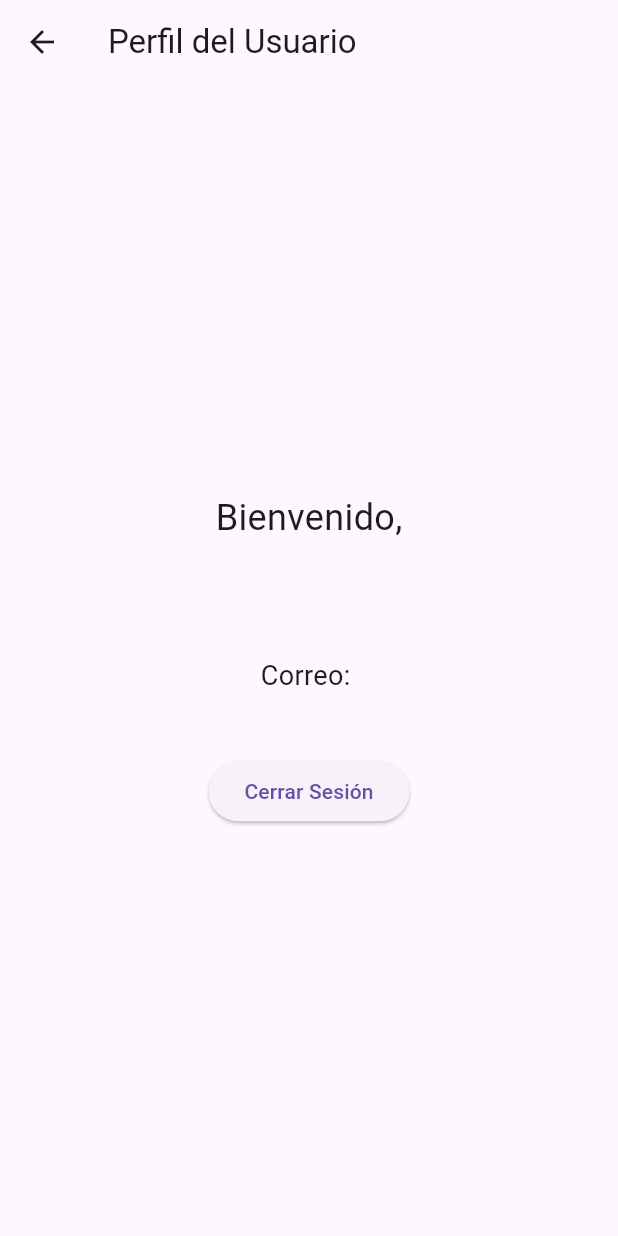
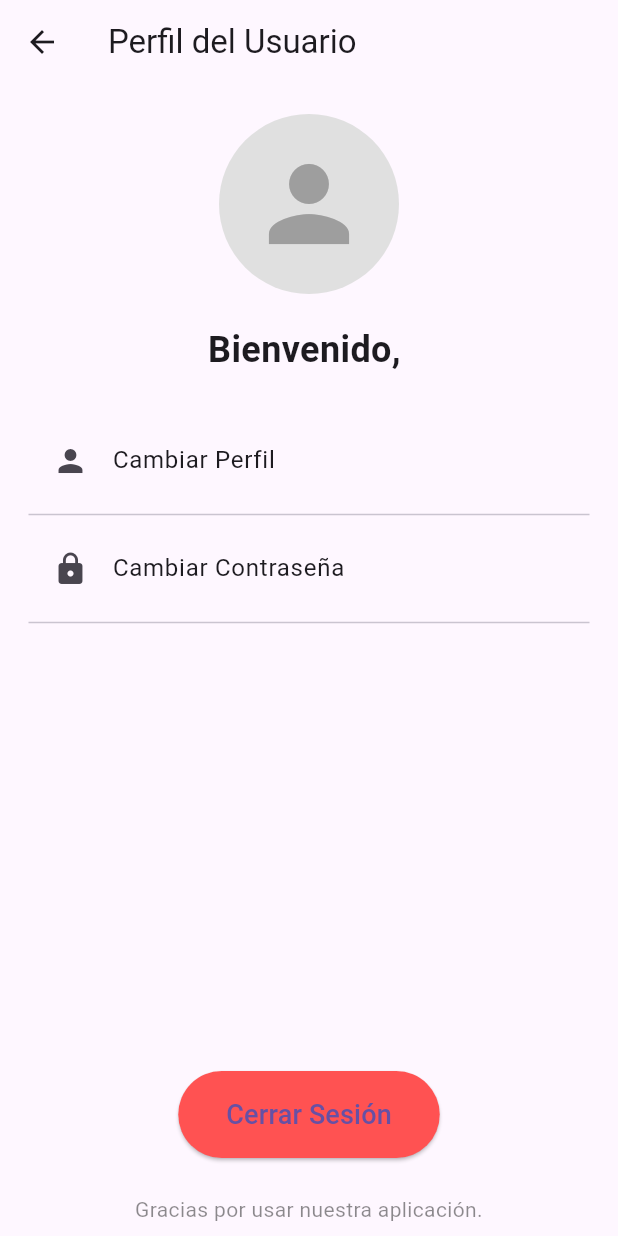
Before and after one commit to eleBlue7/proyecto-titulo, a Flutter app: the UserProfileScreen screen opened directly, on a phone screen of 412 x 824 dp. Run offline on Flutter 3.47's test engine with Material 3 defaults, Android fonts, the light colour scheme and no system bars; our stand-ins replace avatar_glow, cloud_firestore, firebase_auth, firebase_core, image_picker, permission_handler and 1 more; accounts and stored records are empty.

Commit message:
19- Se modifica la vista de perfil con mas funciones y se añaden dependencias

```diff
--- a/lib/Perfil/perfil.dart
+++ b/lib/Perfil/perfil.dart
@@ -1,61 +1,173 @@
+import 'dart:io'; // Importa para usar File
 import 'package:firebase_auth/firebase_auth.dart';
 import 'package:flutter/material.dart';
-
+import 'package:image_picker/image_picker.dart';
+import 'package:supcalculadora/Perfil/change_password.dart';
+import 'package:supcalculadora/Perfil/change_profile.dart';
 import 'package:supcalculadora/logins-registros/login_screen.dart';
 
-// Asegúrate de importar la pantalla de inicio de sesión
-
-class UserProfileScreen extends StatelessWidget {
+class UserProfileScreen extends StatefulWidget {
   const UserProfileScreen({super.key});
 
   @override
+  _UserProfileScreenState createState() => _UserProfileScreenState();
+}
+
+class _UserProfileScreenState extends State<UserProfileScreen> {
+  final ImagePicker _picker = ImagePicker();
+  User? user;
+  XFile? _imageFile;
+
+  @override
+  void initState() {
+    super.initState();
+    // Obtener el usuario actual
+    user = FirebaseAuth.instance.currentUser;
+  }
+
+  Future<void> _pickImage() async {
+    final XFile? pickedFile = await _picker.pickImage(source: ImageSource.gallery);
+    if (pickedFile != null) {
+      setState(() {
+        _imageFile = pickedFile; // Actualizar la imagen seleccionada
+      });
+      // Aquí puedes agregar la lógica para subir la imagen a Firebase Storage si es necesario
+    }
+  }
+
+  @override
   Widget build(BuildContext context) {
-    // Obtener el usuario actual
-    User? user = FirebaseAuth.instance.currentUser;
-
     return Scaffold(
       appBar: AppBar(
         title: const Text("Perfil del Usuario"),
       ),
-      body: Center(
-        child: user != null
+      body: user != null
           ? Column(
-                mainAxisAlignment: MainAxisAlignment.center,
               children: [
-                  const Text(
-                    "Bienvenido,",
-                    style: TextStyle(fontSize: 24),
+                const SizedBox(height: 20),
+
+                // Marco para la foto de perfil
+                Center(
+                  child: GestureDetector(
+                    onTap: _pickImage, // Permitir selección de imagen al tocar
+                    child: CircleAvatar(
+                      radius: 60, // Tamaño del círculo
+                      backgroundColor: Colors.grey.shade300, // Color del marco
+                      child: ClipOval(
+                        child: _imageFile != null
+                            ? Image.file(
+                                File(_imageFile!.path),
+                                fit: BoxFit.cover,
+                                width: 120,
+                                height: 120,
+                              )
+                            : (user!.photoURL != null
+                                ? Image.network(
+                                    user!.photoURL!,
+                                    fit: BoxFit.cover,
+                                    width: 120,
+                                    height: 120,
+                                  )
+                                : const Icon(
+                                    Icons.person,
+                                    size: 80,
+                                    color: Colors.grey, // Color del ícono predeterminado
+                                  )),
+                      ),
+                    ),
+                  ),
+                ),
+                const SizedBox(height: 20),
+
+                // Mostrar los detalles del usuario
+                Text(
+                  "Bienvenido, ${user!.displayName ?? "Usuario sin nombre"}",
+                  style: const TextStyle(
+                      fontSize: 24, fontWeight: FontWeight.bold),
                 ),
                 const SizedBox(height: 10),
-                  Text(
-                    user.displayName ?? "Usuario sin nombre", // Mostrar el nombre o un mensaje si no tiene nombre
-                    style: const TextStyle(
-                        fontSize: 32, fontWeight: FontWeight.bold),
+
+                // Lista de opciones del perfil
+                Expanded(
+                  child: ListView(
+                    padding: const EdgeInsets.all(19),
+                    children: [
+                      ListTile(
+                        leading: const Icon(Icons.person),
+                        title: const Text('Cambiar Perfil'),
+                        onTap: () {
+                          Navigator.push(
+                            context,
+                            MaterialPageRoute(
+                              builder: (context) => const ChangeProfile(),
                             ),
-                  const SizedBox(height: 20),
-                  Text(
-                    "Correo: ${user.email}",
-                    style: const TextStyle(fontSize: 18),
+                          );
+                        },
                       ),
-                  const SizedBox(height: 40),
-                  ElevatedButton(
+                      const Divider(),
+                      ListTile(
+                        leading: const Icon(Icons.lock),
+                        title: const Text('Cambiar Contraseña'),
+                        onTap: () {
+                          Navigator.push(
+                            context,
+                            MaterialPageRoute(
+                              builder: (context) => const ChangePassword(),
+                            ),
+                          );
+                        },
+                      ),
+                      const Divider(),
+                    ],
+                  ),
+                ),
+
+                // Botón de Cerrar Sesión
+                Padding(
+                  padding: const EdgeInsets.all(16.0),
+                  child: ElevatedButton(
                     onPressed: () async {
-                      // Cerrar sesión
+                      ScaffoldMessenger.of(context).showSnackBar(
+                        const SnackBar(
+                          content: Text("Has cerrado sesión correctamente"),
+                          duration: Duration(seconds: 3),
+                        ),
+                      );
                       await FirebaseAuth.instance.signOut();
-
-                      // Redirigir a la pantalla de inicio de sesión
                       Navigator.pushAndRemoveUntil(
                         context,
-                        MaterialPageRoute(builder: (context) => const LoginScreen()),
+                        MaterialPageRoute(
+                            builder: (context) => const LoginScreen()),
                         (Route<dynamic> route) => false,
                       );
                     },
-                    child: const Text("Cerrar Sesión"),
+                    style: ElevatedButton.styleFrom(
+                      padding: const EdgeInsets.symmetric(
+                          vertical: 16.0, horizontal: 32.0),
+                      backgroundColor: Colors.redAccent,
+                    ),
+                    child: const Text(
+                      'Cerrar Sesión',
+                      style: TextStyle(fontSize: 18),
+                    ),
+                  ),
+                ),
+
+                // Texto de agradecimiento
+                const Padding(
+                  padding: EdgeInsets.all(8.0),
+                  child: Text(
+                    'Gracias por usar nuestra aplicación.',
+                    style: TextStyle(
+                      fontSize: 14,
+                      color: Colors.black45, // Estilo transparente
+                    ),
+                    textAlign: TextAlign.center,
+                  ),
                 ),
               ],
             )
-            : const Text("No se ha iniciado sesión"),
-      ),
+          : const Center(child: Text("No se ha iniciado sesión")),
     );
   }
 }
--- a/pubspec.yaml
+++ b/pubspec.yaml
@@ -43,6 +43,7 @@
   avatar_glow: ^3.0.1
   permission_handler: ^11.1.0
   shared_preferences: ^2.3.2
+  image_picker: ^1.1.2
 
 dev_dependencies:
   cloud_firestore: ^4.3.0
```
Also changed, not shown: lib/Perfil/change_password.dart (added, +135 -0 lines), lib/Perfil/change_profile.dart (added, +81 -0 lines), pubspec.lock, 5 other files. Lines whose indentation alone changed are shown as unchanged.
